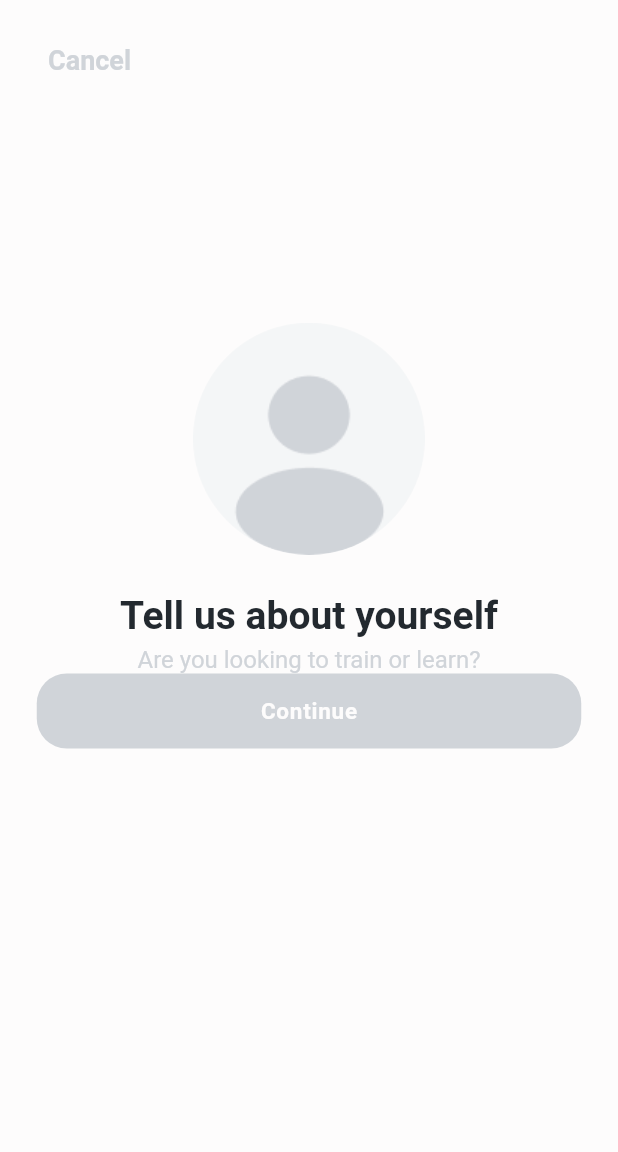
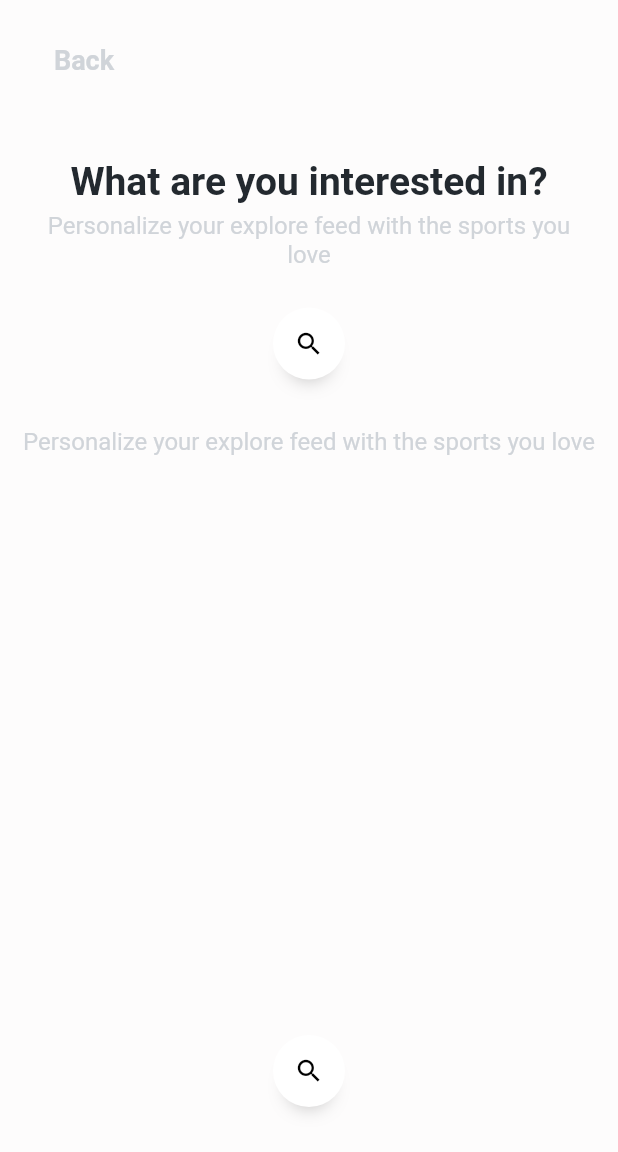
Before and after one commit to SJanvekar/HelloFitsy, a Flutter app: the CategorySelection screen opened directly, on a phone screen of 412 x 824 dp. Shown: the top 1152 px of the screen. Run offline on Flutter 3.47's test engine with Material 2 defaults, Android fonts, the light colour scheme and no system bars; drawn by our look-alikes of anim_search_bar; our stand-ins replace auto_size_text, dio, flutter_bloc, flutter_rating_bar, flutter_svg, fluttertoast and 2 more; missing offline and left inert: google_sign_in_web, image_picker_for_web, sign_in_with_apple_web; Roboto replaces fonts that are missing (SFDisplay).

Commit message:
Started categorySelection page + Search bar dependancies added

```diff
--- a/lib/screen/login/components/categorySelection.dart
+++ b/lib/screen/login/components/categorySelection.dart
@@ -1,3 +1,4 @@
+import 'package:anim_search_bar/anim_search_bar.dart';
 import 'package:balance/constants.dart';
 import 'package:balance/example.dart';
 import 'package:balance/screen/login/login.dart';
@@ -59,8 +60,7 @@ class _CategorySelectionState extends State<CategorySelection> {
                               fullscreenDialog: true,
                               builder: (context) => PersonalInfo()));
                         },
-                        child:
-                            Text("Cancel", style: logInPageNavigationButtons),
+                        child: Text("Back", style: logInPageNavigationButtons),
                       ),
                     ),
                   ],
@@ -70,47 +70,52 @@ class _CategorySelectionState extends State<CategorySelection> {
           ],
         ),
       ),
-      body: Column(
-        crossAxisAlignment: CrossAxisAlignment.stretch,
-        children: [
-          Padding(
-            padding: const EdgeInsets.only(top: 135.0),
-            child: Center(
-                child: Stack(
-              children: [
-                Container(
-                    height: 155,
-                    width: 155,
-                    child: Column(
-                      children: [
-                        ClipOval(
-                          child: image != null
-                              ? Image.file(
-                                  image!,
-                                  width: 155,
-                                  height: 155,
-                                  fit: BoxFit.cover,
-                                )
-                              : Image.asset(
-                                  'assets/images/profilePictureDefault.png',
-                                  height: 155,
-                                  width: 155,
-                                ),
-                        ),
-                      ],
-                    ))
-              ],
-            )),
+      body: CustomScrollView(slivers: [
+        SliverAppBar(
+          automaticallyImplyLeading: false,
+          backgroundColor: snow,
+          toolbarHeight: 200,
+          title: Column(
+            mainAxisAlignment: MainAxisAlignment.end,
+            crossAxisAlignment: CrossAxisAlignment.center,
+            children: [
+              pageTitle(),
+              pageText(),
+              AnimSearchBar(
+                width: 323,
+                textController:
+                    TextEditingController(text: 'Search Categories'),
+                onSuffixTap: () {
+                  setState(() {
+                    TextEditingController(text: 'Search Categories').clear();
+                  });
+                },
+              ),
+            ],
           ),
-          pageTitle(),
-          pageText(),
-          Padding(
-            padding: const EdgeInsets.only(bottom: 45.0),
-            child: LoginFooterButton(
-                buttonColor: shark, textColor: snow, buttonText: 'Continue'),
-          )
-        ],
-      ),
+          actions: [],
+        ),
+        SliverList(
+          delegate: SliverChildListDelegate([pageText()]),
+        ),
+      ]),
+      bottomNavigationBar: Container(
+          color: snow,
+          height: 160,
+          child: Column(
+            children: [
+              AnimSearchBar(
+                width: 323,
+                textController:
+                    TextEditingController(text: 'Search Categories'),
+                onSuffixTap: () {
+                  setState(() {
+                    TextEditingController(text: 'Search Categories').clear();
+                  });
+                },
+              )
+            ],
+          )),
     );
   }
 }
@@ -122,7 +127,7 @@ Widget pageTitle() {
         padding: EdgeInsets.only(top: 25),
         decoration: BoxDecoration(color: snow),
         child: Text(
-          'Tell us about yourself',
+          'What are you interested in?',
           style: logInPageTitle,
         )),
   );
@@ -138,7 +143,7 @@ Widget pageText() {
         style: logInPageBodyText,
         children: const [
           TextSpan(
-              text: 'Are you looking to train or learn?',
+              text: 'Personalize your explore feed with the sports you love',
               style: TextStyle(
                 fontFamily: 'SFDisplay',
                 color: shark,
@@ -150,3 +155,83 @@ Widget pageText() {
     ),
   );
 }
+
+//Username
+Widget searchBar() {
+  return Padding(
+    padding: EdgeInsets.only(top: 23.0),
+    child: Container(
+      width: 323,
+      height: 50,
+      decoration: BoxDecoration(
+        color: bone60,
+        borderRadius: BorderRadius.circular(20),
+      ),
+      child: Row(
+        mainAxisAlignment: MainAxisAlignment.center,
+        crossAxisAlignment: CrossAxisAlignment.center,
+        children: [
+          // SvgPicture.asset(
+          //   'assets/icons/UserIcon.svg',
+          //   height: 22.5,
+          //   width: 18.0,
+          //   color: shark,
+          // ),
+          Center(
+            child: IntrinsicWidth(
+              child: TextField(
+                textAlign: TextAlign.center,
+                textAlignVertical: TextAlignVertical.center,
+                autocorrect: true,
+                style: const TextStyle(
+                    overflow: TextOverflow.fade,
+                    fontFamily: 'SFDisplay',
+                    color: jetBlack80,
+                    fontSize: 17,
+                    fontWeight: FontWeight.w700),
+                decoration: InputDecoration(
+                  prefixIcon: Padding(
+                    padding: const EdgeInsets.all(11.0),
+                    child: SvgPicture.asset(
+                      'assets/icons/searchIcon.svg',
+                      height: 22.5,
+                      width: 18.0,
+                      color: shark60,
+                    ),
+                  ),
+                  border: InputBorder.none,
+                  hintText: 'Search Interests',
+                  hintStyle: const TextStyle(
+                    fontFamily: 'SFDisplay',
+                    color: shark60,
+                    fontSize: 17,
+                    fontWeight: FontWeight.w500,
+                  ),
+                ),
+                onChanged: (val) {
+                  userName = val;
+                },
+              ),
+            ),
+          ),
+        ],
+      ),
+    ),
+  );
+}
+
+Widget searchBarTest() {
+  return Container(
+    width: 323,
+    height: 50,
+    decoration: BoxDecoration(
+      color: bone60,
+      borderRadius: BorderRadius.circular(20),
+    ),
+    child: Center(
+        child: Row(
+      mainAxisAlignment: MainAxisAlignment.center,
+      children: [Text('Fuck your alignment')],
+    )),
+  );
+}
--- a/lib/screen/login/components/profilePictureUpload.dart
+++ b/lib/screen/login/components/profilePictureUpload.dart
@@ -74,8 +74,7 @@ class _ProfilePictureUploadState extends State<ProfilePictureUpload> {
                               fullscreenDialog: true,
                               builder: (context) => PersonalInfo()));
                         },
-                        child:
-                            Text("Cancel", style: logInPageNavigationButtons),
+                        child: Text("Back", style: logInPageNavigationButtons),
                       ),
                     ),
                   ],
--- a/pubspec.yaml
+++ b/pubspec.yaml
@@ -43,6 +43,7 @@ dependencies:
   fluttertoast: ^8.0.9
   dio: ^4.0.6
   image_picker: ^0.8.5+3
+  anim_search_bar: ^2.0.2
 
 dev_dependencies:
   flutter_test:
```
Also changed, not shown: assets/icons/searchIcon.svg (added).
